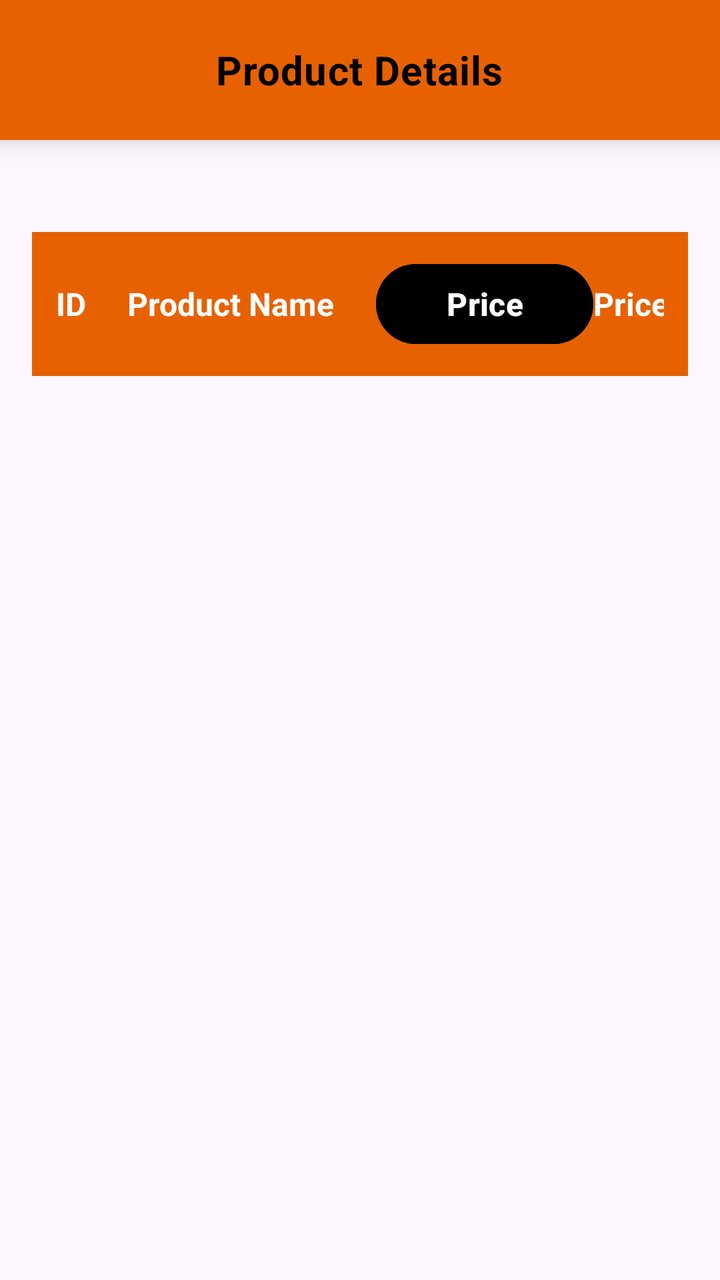
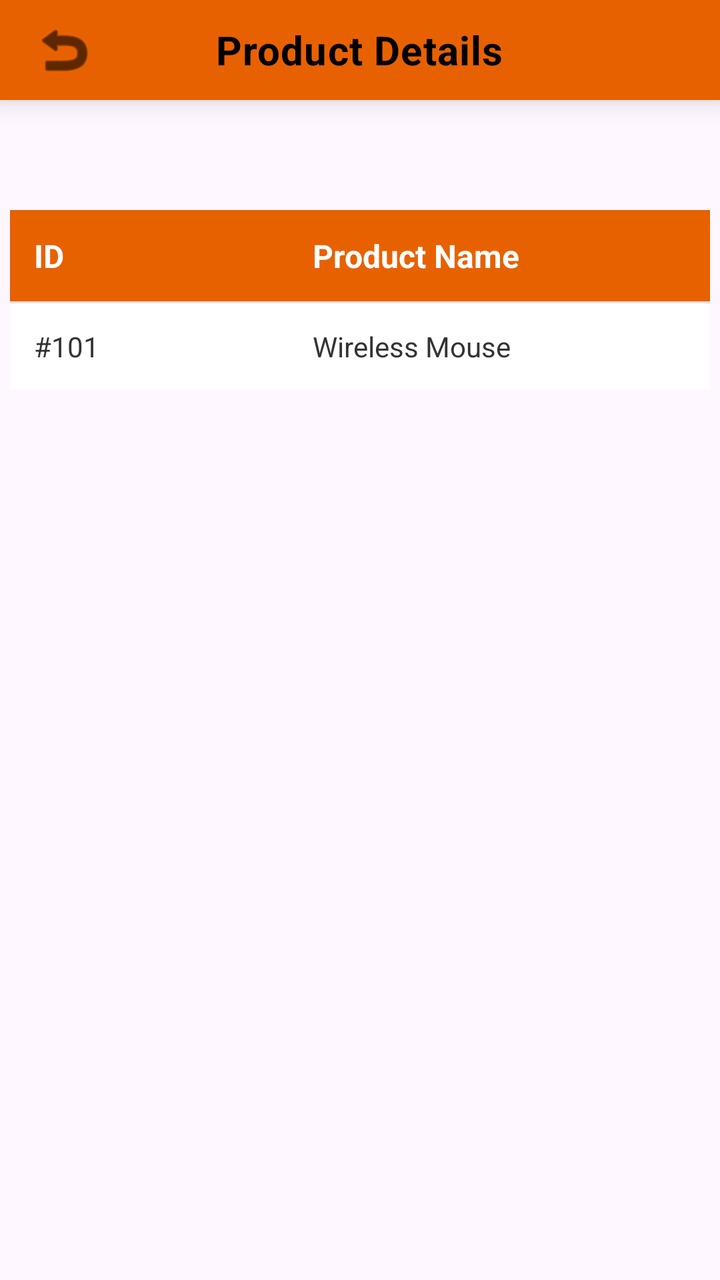

Two renders of the same Android screen: before a commit and after it. Below are the layout's source before the change and the commit's diff.
<!-- AndroidManifest.xml: application theme Theme.OrderingApp -->
<!-- res/layout/my_employees_activity.xml -->
<?xml version="1.0" encoding="utf-8"?>
<RelativeLayout xmlns:android="http://schemas.android.com/apk/res/android"
    android:layout_width="match_parent"
    android:layout_height="match_parent"
    android:id="@+id/my_employees_activity">

    <include
        layout="@layout/header"
        />

    <ScrollView
        android:layout_width="match_parent"
        android:layout_height="wrap_content"
        android:padding="16dp"
        android:layout_marginTop="100dp">
        <include
            layout="@layout/table_layout"
            />


    </ScrollView>


</RelativeLayout>
<!-- res/layout/header.xml (included above) -->
<?xml version="1.0" encoding="utf-8"?>
<RelativeLayout xmlns:android="http://schemas.android.com/apk/res/android"
    xmlns:app="http://schemas.android.com/apk/res-auto"
    android:layout_width="match_parent"
    android:layout_height="70dp"
    android:background="@color/primary_color"
    android:elevation="8dp">

    <ImageButton
        android:id="@+id/btn_header_back"
        android:layout_width="48dp"
        android:layout_height="48dp"
        android:layout_centerVertical="true"
        android:layout_marginStart="8dp"
        android:background="?attr/selectableItemBackgroundBorderless"
        android:contentDescription="Back"
        android:src="@android:drawable/ic_menu_revert"
        android:visibility="gone"
        app:tint="@android:color/white"/>

    <TextView
        android:id="@+id/header_title_textview"
        android:layout_width="wrap_content"
        android:layout_height="wrap_content"
        android:layout_centerInParent="true"
        android:text="Product Details"
        android:textColor="@android:color/black"
        android:textSize="20sp"
        android:textStyle="bold"
        android:letterSpacing="0.02"
        />

</RelativeLayout>
<!-- res/layout/table_layout.xml (included above) -->
<?xml version="1.0" encoding="utf-8"?>
<RelativeLayout xmlns:android="http://schemas.android.com/apk/res/android"
    android:layout_width="match_parent"
    android:layout_height="match_parent">

    
    <TableLayout
        android:id="@+id/table_layout"
        android:layout_width="match_parent"
        android:layout_height="wrap_content"
        android:stretchColumns="*"
        android:background="#CCCCCC"
        android:showDividers="middle"
        android:divider="?android:attr/listDivider"
        android:backgroundTint="@color/white">

        
        <TableRow
            android:id="@+id/tableHeader"
            android:layout_width="match_parent"
            android:layout_height="wrap_content"
            android:background="@color/primary_color"
            android:padding="12dp">

            <TextView
                android:text="ID"
                android:textColor="#FFFFFF"
                android:textStyle="bold"
                android:textSize="16sp" />

            <TextView
                android:text="Product Name"
                android:textColor="#FFFFFF"
                android:textStyle="bold"
                android:textSize="16sp" />


            <Button
                android:text="Price"
                android:textColor="#FFFFFF"
                android:textStyle="bold"
                android:textSize="16sp"
                android:textAlignment="center"
                android:backgroundTint="@color/black"/>

            <TextView
                android:text="Price"
                android:textColor="#FFFFFF"
                android:textStyle="bold"
                android:textSize="16sp"
               />


        </TableRow>

















































    </TableLayout>

</RelativeLayout>
<!-- resources referenced by this layout -->
<resources>
  <color name="black">#FF000000</color>
  <color name="primary_color">#E86100</color>
  <color name="white">#FFFFFFFF</color>
  <style name="Theme.OrderingApp" parent="Base.Theme.OrderingApp" />
  <style name="Base.Theme.OrderingApp" parent="Theme.Material3.DayNight.NoActionBar">
          
          
      </style>
</resources>

<!-- the commit's change to res/layout/my_employees_activity.xml (unified diff, before → after) -->
@@ -11,7 +11,7 @@
     <ScrollView
         android:layout_width="match_parent"
         android:layout_height="wrap_content"
-        android:padding="16dp"
+        android:padding="5dp"
         android:layout_marginTop="100dp">
         <include
             layout="@layout/table_layout"
@@ -27,7 +27,7 @@
 <RelativeLayout xmlns:android="http://schemas.android.com/apk/res/android"
     xmlns:app="http://schemas.android.com/apk/res-auto"
     android:layout_width="match_parent"
-    android:layout_height="70dp"
+    android:layout_height="50dp"
     android:background="@color/primary_color"
     android:elevation="8dp">
 
@@ -40,8 +40,7 @@
         android:background="?attr/selectableItemBackgroundBorderless"
         android:contentDescription="Back"
         android:src="@android:drawable/ic_menu_revert"
-        android:visibility="gone"
-        app:tint="@android:color/white"/>
+        app:tint="@android:color/black"/>
 
     <TextView
         android:id="@+id/header_title_textview"
@@ -71,7 +70,8 @@
         android:background="#CCCCCC"
         android:showDividers="middle"
         android:divider="?android:attr/listDivider"
-        android:backgroundTint="@color/white">
+        android:backgroundTint="@color/white"
+        >
 
         
         <TableRow
@@ -94,20 +94,28 @@
                 android:textSize="16sp" />
 
 
-            <Button
-                android:text="Price"
-                android:textColor="#FFFFFF"
-                android:textStyle="bold"
-                android:textSize="16sp"
-                android:textAlignment="center"
-                android:backgroundTint="@color/black"/>
+        </TableRow>
+
+        
+        <TableRow
+            android:layout_width="wrap_content"
+            android:layout_height="wrap_content"
+            android:background="#FFFFFF"
+            android:padding="12dp">
 
             <TextView
-                android:text="Price"
-                android:textColor="#FFFFFF"
-                android:textStyle="bold"
-                android:textSize="16sp"
-               />
+                android:text="#101"
+                android:textColor="#333333"
+                android:textSize="14sp" />
+
+            <TextView
+                android:text="Wireless Mouse"
+                android:textColor="#333333"
+                android:textSize="14sp" />
+
+
+
+
 
 
         </TableRow>
@@ -136,30 +144,6 @@
 
 
 
-
-
-
-
-
-
-
-
-
-
-
-
-
-
-
-
-
-
-
-
-
-
-
-
     </TableLayout>
 
 </RelativeLayout>
<!-- resource entries referenced after the edit -->
@@ -1,6 +1,5 @@
 <!-- resources referenced by this layout -->
 <resources>
-  <color name="black">#FF000000</color>
   <color name="primary_color">#E86100</color>
   <color name="white">#FFFFFFFF</color>
   <style name="Theme.OrderingApp" parent="Base.Theme.OrderingApp" />
